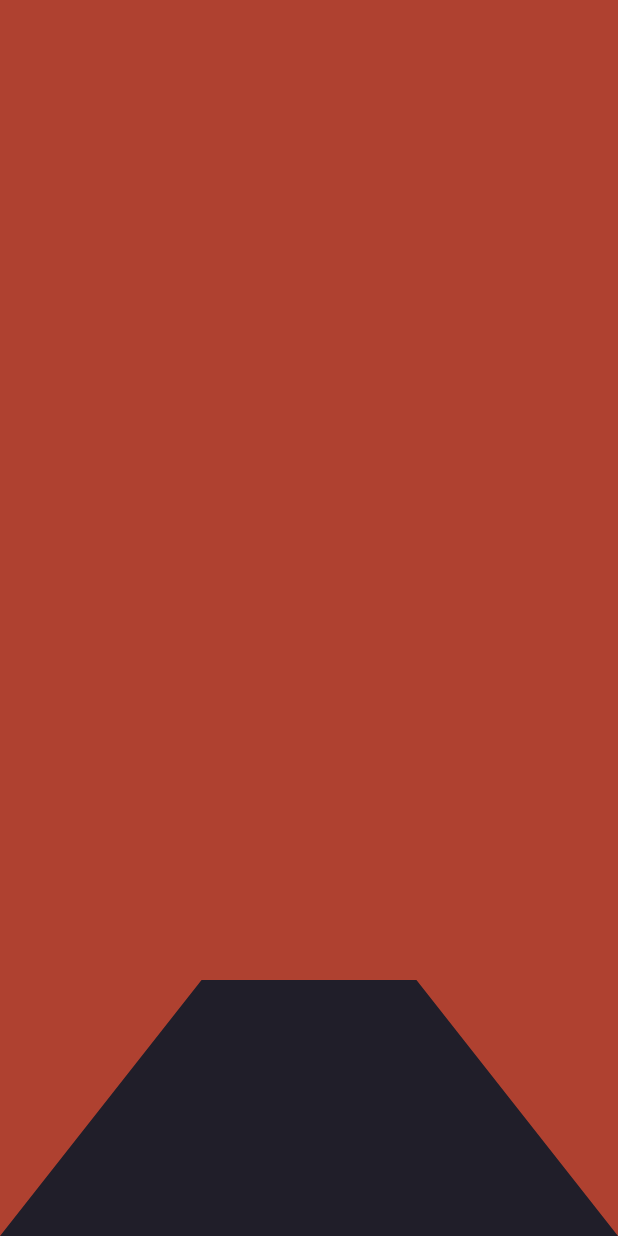
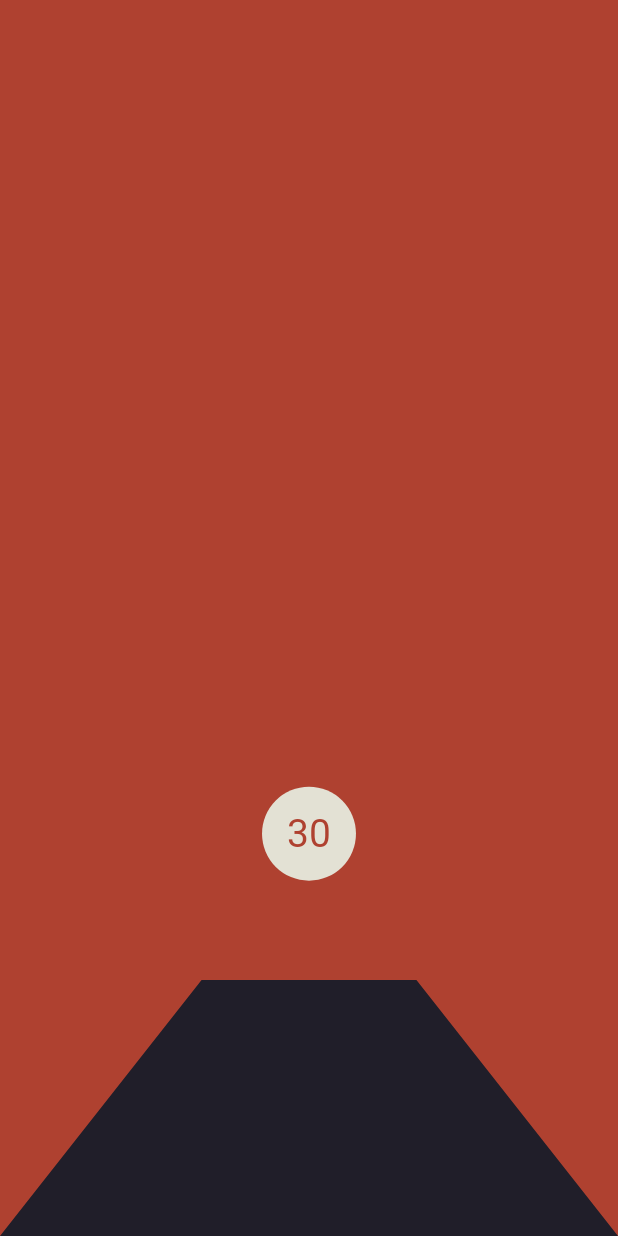
Before and after one commit to andrewyuysh/minimal_timer, a Flutter app: the screen it shows after launch, on a phone screen of 412 x 824 dp. Run offline on Flutter 3.47's test engine with Material 2 defaults, Android fonts, the phone set to English and light mode, and no system bars; our stand-ins replace sensors; missing offline and left inert: vibrate.

Commit message:
babby's first release

```diff
--- a/lib/main.dart
+++ b/lib/main.dart
@@ -11,7 +11,6 @@
 
 import 'package:flutter/material.dart';
 import 'package:minimal_timer/mtimer.dart';
-import 'package:flutter/animation.dart';
 
 void main() {
   runApp(new MyApp());
@@ -68,7 +67,7 @@ class _MyHomePageState extends State<MyHomePage>
   Widget build(BuildContext context) {
     return new Scaffold(
       // backgroundColor: Colors.white,
-      body: MTimer(),
+      body: MTimer(startTime: Duration(seconds: 30)),
     );
   }
 }
--- a/lib/mtimer.dart
+++ b/lib/mtimer.dart
@@ -1,5 +1,7 @@
 import 'dart:async';
 import 'package:flutter/material.dart';
+import 'package:vibrate/vibrate.dart';
+import 'package:sensors/sensors.dart';
 
 const Color color_sky = Color(0xFFAF4130);
 const Color color_mnt = Color(0xFF201E29);
@@ -27,36 +29,49 @@ String sec2str(int sec) {
 }
 
 class MTimer extends StatefulWidget {
+  final Duration startTime;
+  MTimer({this.startTime});
   @override
-  _MTimerState createState() => _MTimerState();
+  _MTimerState createState() => new _MTimerState(startTime);
 }
 
 class _MTimerState extends State<MTimer> {
   Timer timer;
-  Duration _currentTime = Duration(seconds: 0);
-  Duration startTime = Duration(seconds: 0);
+  // Duration _currentTime = Duration(seconds: 80);
+  Duration startTime;
   timerState state = timerState.ready;
   final Stopwatch stopwatch = new Stopwatch();
   double dragCounter = 0.0;
 
-  _MTimerState({
-    this.startTime = const Duration(seconds: 80),
-  });
+  _MTimerState(Duration startTime) {
+    this.startTime = startTime;
+  }
 
   get currentTime {
-    return _currentTime;
+    return startTime - stopwatch.elapsed;
   }
 
   _tick() {
-    _currentTime = startTime - stopwatch.elapsed;
+    // _currentTime = startTime - stopwatch.elapsed;
     setState(() {});
+    //
+    if (startTime.inSeconds - stopwatch.elapsed.inSeconds == 0) _done();
+  }
+
+  _done() {
+    final Iterable<Duration> pauses = [
+      const Duration(milliseconds: 2000),
+      const Duration(milliseconds: 2000),
+    ];
+    Vibrate.vibrateWithPauses(pauses);
+    // Vibrate.vibrate();
   }
 
   reset() {
     state = timerState.ready;
     stopwatch.reset();
     stopwatch.stop();
-    _currentTime = startTime;
+    // _currentTime = startTime;
     if (timer != null) timer.cancel();
     setState(() {});
   }
@@ -75,11 +90,13 @@ class _MTimerState extends State<MTimer> {
   //drag also modifies millis
   //when drag is let go, then snap to the nearest second
   dragTime(details) {
+    if (state == timerState.running) return;
     startTime -= Duration(milliseconds: (details.primaryDelta * 30).toInt());
     reset();
   }
 
   dragEnd() {
+    if (state == timerState.running) return;
     startTime = Duration(seconds: startTime.inSeconds);
     reset();
   }
@@ -88,6 +105,7 @@ class _MTimerState extends State<MTimer> {
     if (state == timerState.running)
       reset();
     else if (state == timerState.ready) resume();
+    setState(() {});
   }
 
   @override
@@ -102,18 +120,18 @@ class _MTimerState extends State<MTimer> {
             clipper: MountainClipper(),
             child: new Stack(
               // alignment: Alignment(0.0, 0.0),
-              alignment: Alignment(
-                  0.0,
-                  ((currentTime.inMilliseconds.toDouble() / 1000 - 67.0) /
-                      -80.0)),
+              alignment: Alignment(0.0,
+                  (currentTime.inMilliseconds.toDouble() / -100000) + .6777),
+              // 1.0),
               children: <Widget>[
                 new Container(color: color_sky),
                 new Stack(
                   alignment: Alignment.center,
                   children: <Widget>[
                     new Container(
-                      width: 80.0,
-                      height: 80.0,
+                      width: MediaQuery.of(context).size.width * 456.0 / 3000.0,
+                      height:
+                          MediaQuery.of(context).size.width * 456.0 / 3000.0,
                       // color: Colors.black,
                       decoration: new BoxDecoration(
                         shape: BoxShape.circle,
@@ -123,8 +141,9 @@ class _MTimerState extends State<MTimer> {
                     new Text(
                       '${sec2str(startTime.inSeconds - stopwatch.elapsed.inSeconds)}',
                       style: TextStyle(
-                        fontSize: 36.0,
-                        color: color_sky,
+                        fontSize: 26.0,
+                        color:
+                            state == timerState.running ? color_sun : color_sky,
                       ),
                       softWrap: false,
                     ),
--- a/pubspec.yaml
+++ b/pubspec.yaml
@@ -15,6 +15,8 @@ environment:
 dependencies:
   flutter:
     sdk: flutter
+  sensors:
+  vibrate:
 
   # The following adds the Cupertino Icons font to your application.
   # Use with the CupertinoIcons class for iOS style icons.
```
Also changed, not shown: pubspec.lock, 9 other files.
